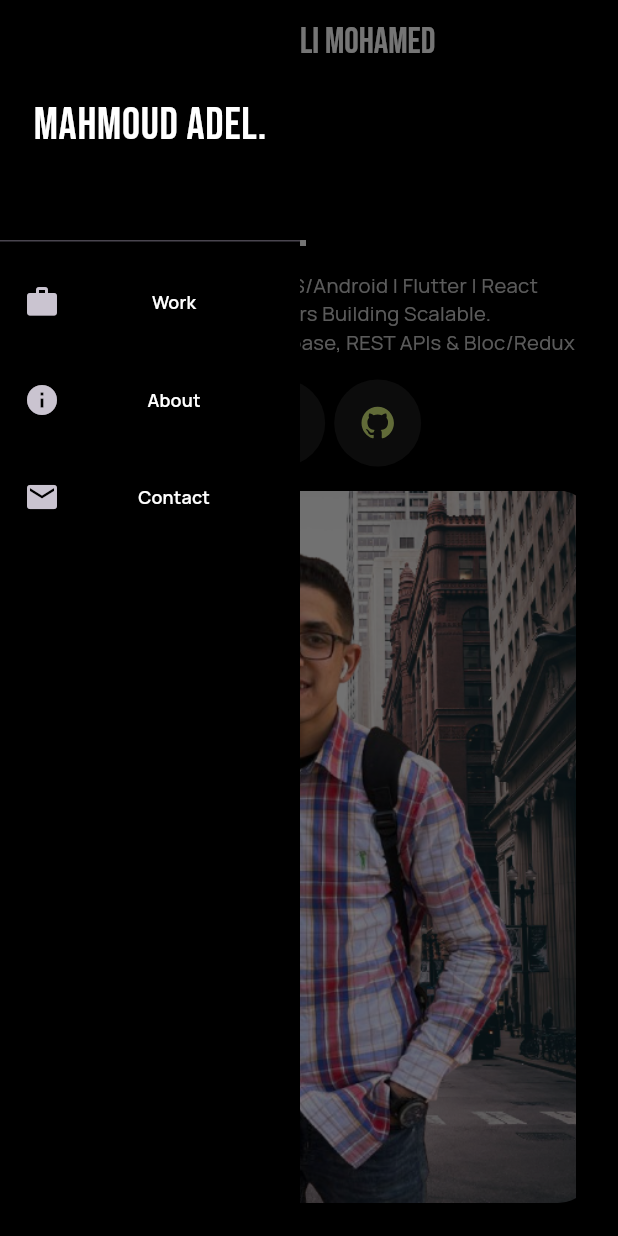
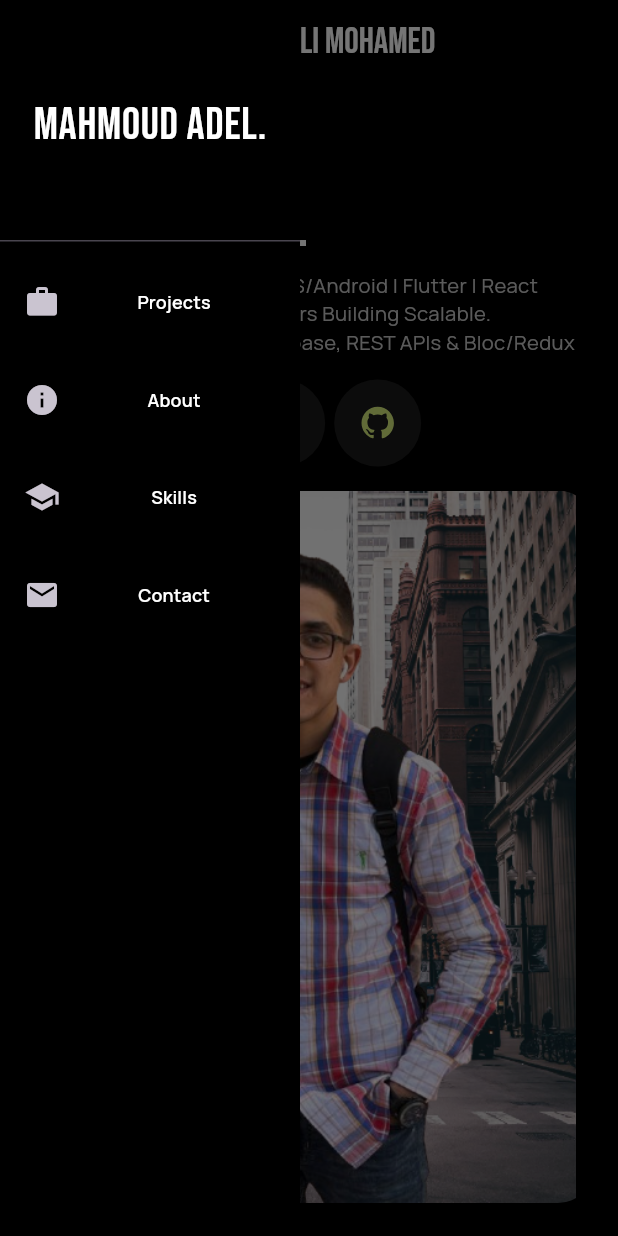
Before and after one commit to Mahmoud-Adel-Ali/My_Portfolio, a Flutter app: the screen it shows after launch, with the side drawer open, on a phone screen of 412 x 824 dp. Run offline on Flutter 3.47's test engine with Material 3 defaults, Android fonts, the phone set to English and light mode, and no system bars; our stand-ins replace flutter_svg.

Commit message:
Add items to ( DesktopLayoutAppBar & CustomDrawer)

```diff
--- a/lib/features/portfolio/presentation/views/widgets/custom_drawer.dart
+++ b/lib/features/portfolio/presentation/views/widgets/custom_drawer.dart
@@ -24,13 +24,18 @@ class CustomDrawer extends StatelessWidget {
               ),
             ),
             CustomDrawerItem(
-              text: "Work",
+              text: "Projects",
               onPressed: () {},
             ),
             CustomDrawerItem(
               text: "About",
               onPressed: () {},
               iconData: Icons.info,
+            ),
+            CustomDrawerItem(
+              text: "Skills",
+              onPressed: () {},
+              iconData: Icons.school,
             ),
             CustomDrawerItem(
               text: "Contact",
--- a/lib/features/portfolio/presentation/views/widgets/desktop_layout_app_bat.dart
+++ b/lib/features/portfolio/presentation/views/widgets/desktop_layout_app_bat.dart
@@ -20,15 +20,21 @@ class DesktopLayoutAppBar extends StatelessWidget {
           spacing: 12,
           children: [
             CustomAppBarActionsItem(
-              text: "Work",
+              text: "Projects",
               onPressed: () {
-                log('work');
+                log('Projects');
               },
             ),
             CustomAppBarActionsItem(
               text: "About",
               onPressed: () {
                 log('about');
+              },
+            ),
+            CustomAppBarActionsItem(
+              text: "Skills",
+              onPressed: () {
+                log('Skills');
               },
             ),
             CustomAppBarActionsItem(
```
